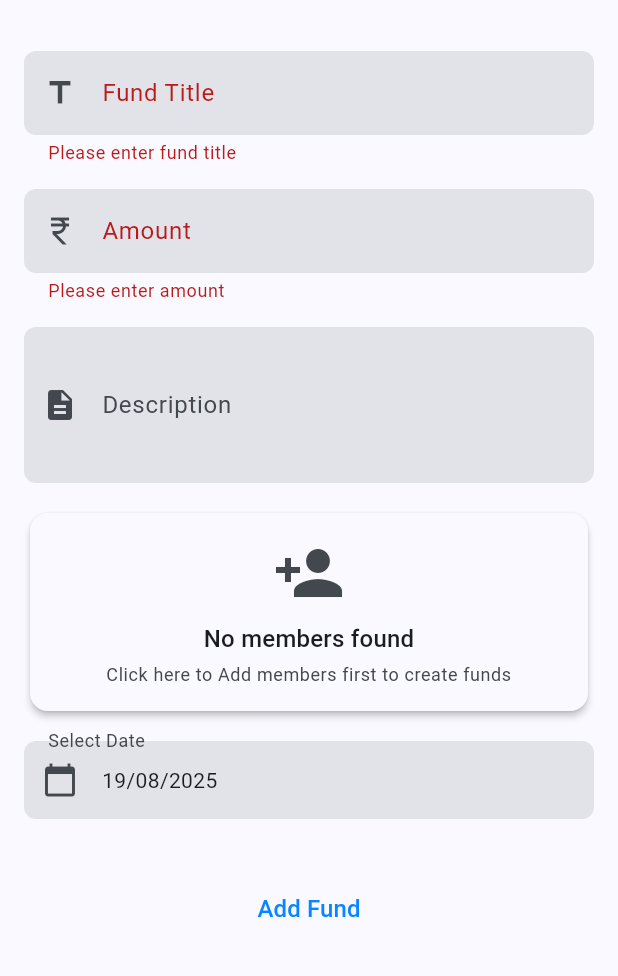
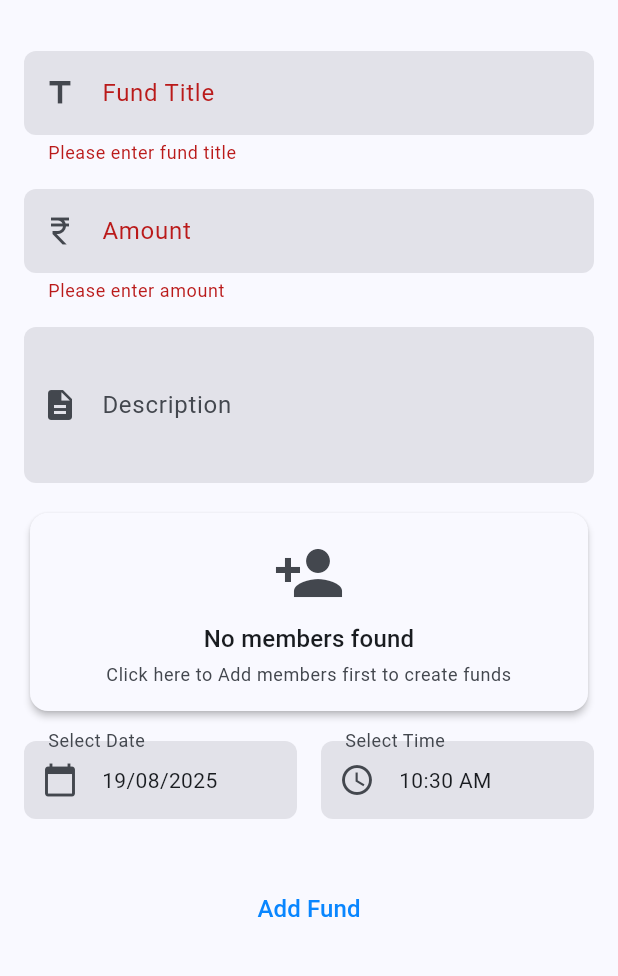
Before and after one commit to aakashsahh/Share-Expense, a Flutter app: the AddFundPage screen opened directly, after a tap on "Add Fund", on a phone screen of 412 x 824 dp, the part 57-1033 px from its top. Run offline on Flutter 3.47's test engine with Material 3 defaults, Android fonts, the phone set to English and light mode, and no system bars; our stand-ins replace auto_size_text, equatable, fl_chart, flutter_bloc, flutter_contacts, flutter_slidable and 5 more; accounts and stored records are empty.

Commit message:
made input field to pick time

```diff
--- a/lib/presentation/pages/fund/add_fund_page.dart
+++ b/lib/presentation/pages/fund/add_fund_page.dart
@@ -6,6 +6,7 @@ import 'package:share_expenses/presentation/bloc/fund/bloc/fund_bloc.dart';
 import 'package:share_expenses/presentation/bloc/fund/bloc/fund_event.dart';
 import 'package:share_expenses/presentation/bloc/member/bloc/member_bloc.dart';
 import 'package:share_expenses/presentation/bloc/member/bloc/member_state.dart';
+import 'package:share_expenses/presentation/pages/expense/widgets/time_picker_widget.dart';
 import 'package:share_expenses/presentation/pages/member/add_member_page.dart';
 import 'package:uuid/uuid.dart';
 
@@ -28,6 +29,7 @@ class _AddFundPageState extends State<AddFundPage> {
   final _amountController = TextEditingController();
 
   DateTime _selectedDate = DateTime.now();
+  TimeOfDay _selectedTime = TimeOfDay.now();
   String? _selectedMemberId;
 
   bool get _isEditing => widget.fund != null;
@@ -46,6 +48,7 @@ class _AddFundPageState extends State<AddFundPage> {
     _descriptionController.text = fund.description;
     _amountController.text = fund.amount.toString();
     _selectedDate = fund.date;
+    _selectedTime = TimeOfDay.fromDateTime(fund.date);
     _selectedMemberId = fund.memberId;
   }
 
@@ -215,13 +218,31 @@ class _AddFundPageState extends State<AddFundPage> {
             const SizedBox(height: 16),
 
             // Date Picker
-            DatePickerWidget(
+            Row(
+              mainAxisAlignment: MainAxisAlignment.spaceBetween,
+              children: [
+                Expanded(
+                  child: DatePickerWidget(
                     selectedDate: _selectedDate,
                     onDateSelected: (date) {
                       setState(() {
                         _selectedDate = date;
                       });
                     },
+                  ),
+                ),
+                SizedBox(width: 16),
+                Expanded(
+                  child: TimePickerWidget(
+                    selectedTime: _selectedTime,
+                    onTimeSelected: (time) {
+                      setState(() {
+                        _selectedTime = time;
+                      });
+                    },
+                  ),
+                ),
+              ],
             ),
 
             const SizedBox(height: 32),
@@ -247,14 +268,20 @@ class _AddFundPageState extends State<AddFundPage> {
     if (!_formKey.currentState!.validate()) {
       return;
     }
-
+    final combinedDateTime = DateTime(
+      _selectedDate.year,
+      _selectedDate.month,
+      _selectedDate.day,
+      _selectedTime.hour,
+      _selectedTime.minute,
+    );
     final fund = Fund(
       id: _isEditing ? widget.fund!.id : const Uuid().v4(),
       title: _titleController.text.trim(),
       description: _descriptionController.text.trim(),
       amount: double.parse(_amountController.text),
       memberId: _selectedMemberId!,
-      date: _selectedDate,
+      date: combinedDateTime,
       createdAt: _isEditing ? widget.fund!.createdAt : DateTime.now(),
     );
 
```
Lines whose indentation alone changed are shown as unchanged.
